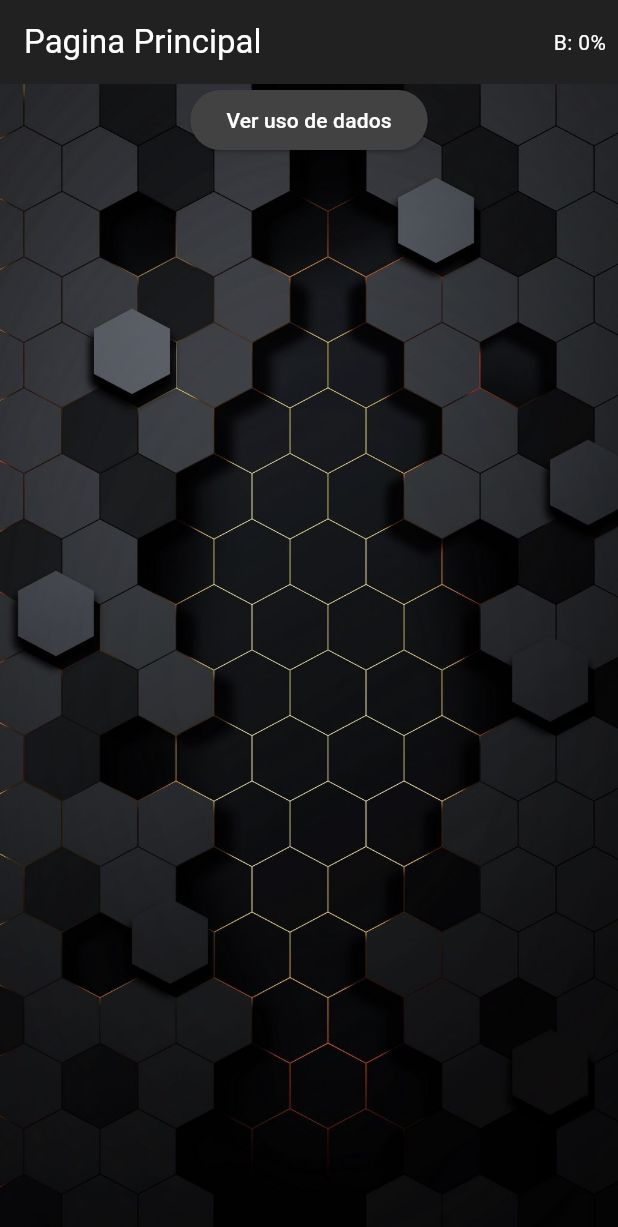
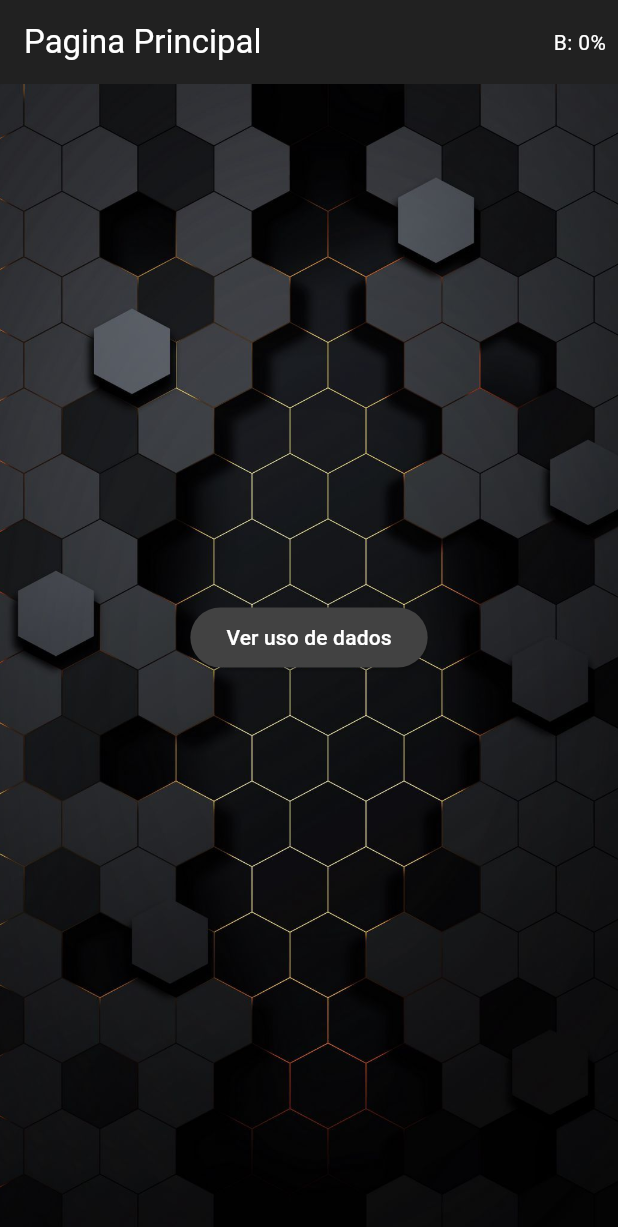
Before and after one commit to User-3397/DataGuard, a Flutter app: the screen it shows after launch, on a phone screen of 412 x 824 dp. Shown: the top 1227 px of the screen. Run offline on Flutter 3.47's test engine with Material 3 defaults, Android fonts, the phone set to English and light mode, and no system bars; our stand-ins replace fl_chart, supabase_flutter; accounts and stored records are empty.

Commit message:
[Update]

```diff
--- a/lib/pages/homepage.dart
+++ b/lib/pages/homepage.dart
@@ -85,13 +85,16 @@ class _HomePageState extends State<HomePage> {
             ),
           ),
           child: Center(
-              child: Column(children: [
+            child: Column(
+              mainAxisAlignment: MainAxisAlignment.center,
+              children: [
                 ElevatedButton(
                   child: const Text('Ver uso de dados'),
                   onPressed: () {
                     Navigator.push(
                       context,
-                  MaterialPageRoute(builder: (context) => const TrafficPage()),
+                      MaterialPageRoute(
+                          builder: (context) => const TrafficPage()),
                     );
                   },
                 ),
@@ -105,7 +108,9 @@ class _HomePageState extends State<HomePage> {
                 // );
                 //  },
                 //),
-          ])),
+              ],
+            ),
+          ),
         ),
       ),
     );
```
Lines whose indentation alone changed are shown as unchanged.
